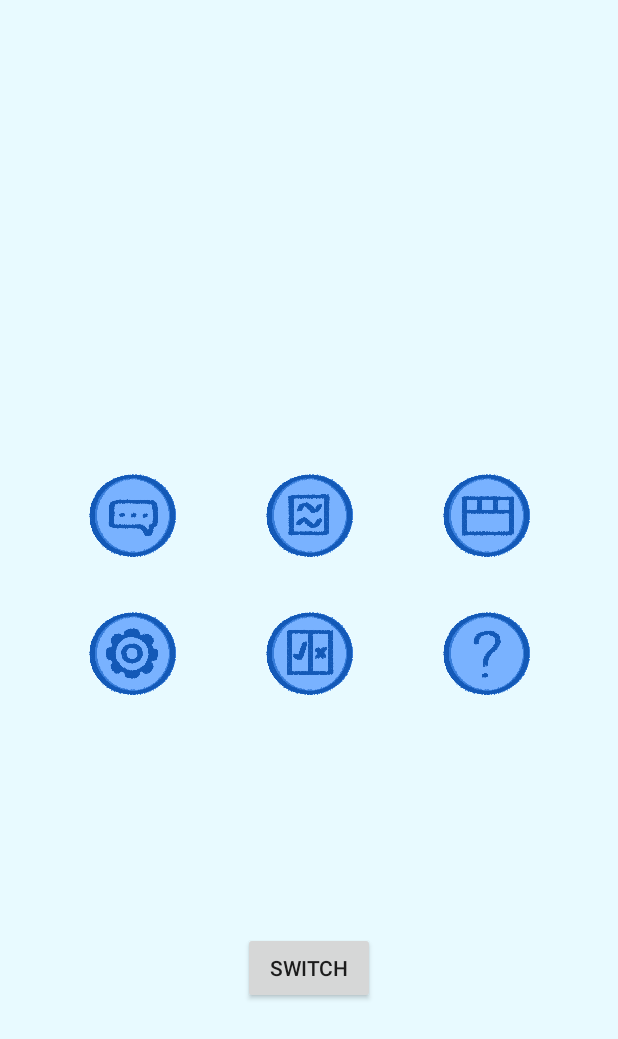
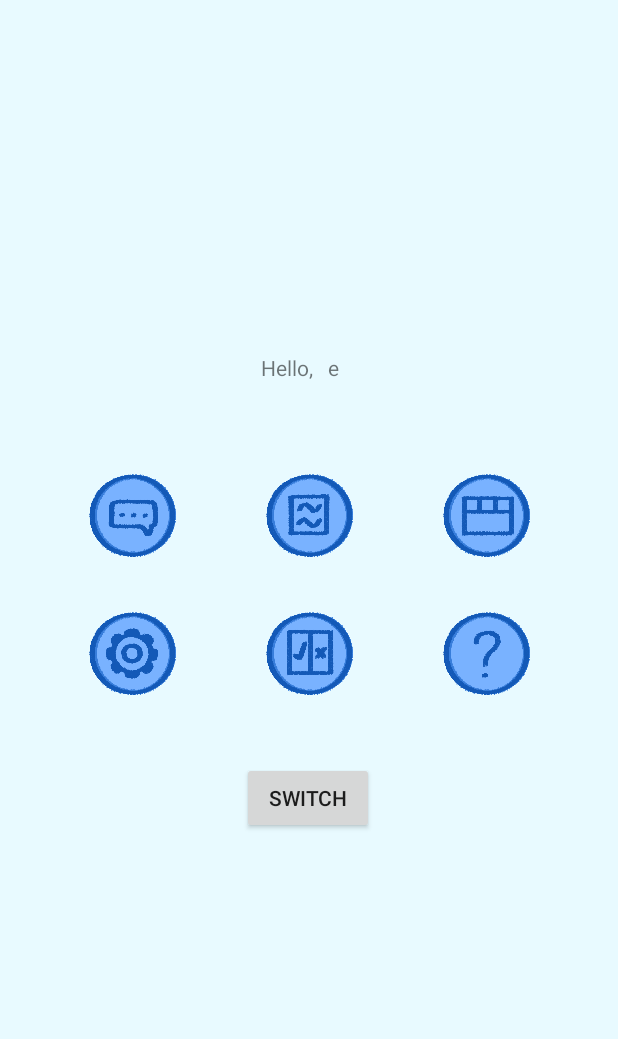
Before and after one commit to TheMage101/H22-GR5-who-did-that, an Android app: the MainActivity screen opened directly, with no data from a screen before it, on a phone screen of 412 x 824 dp. Shown: the top 1039 px of the screen. Run offline under Robolectric (Android 15) with nearby library versions, the phone set to English and light mode, and no system bars.

```diff
--- a/Project/app/src/main/java/com/example/whodidthat/MainActivity.kt
+++ b/Project/app/src/main/java/com/example/whodidthat/MainActivity.kt
@@ -4,6 +4,7 @@ import android.content.Intent
 import androidx.appcompat.app.AppCompatActivity
 import android.os.Bundle
 import android.widget.Button
+import android.widget.TextView
 
 class MainActivity : AppCompatActivity() {
 
@@ -11,6 +12,10 @@ class MainActivity : AppCompatActivity() {
         super.onCreate(savedInstanceState)
         setContentView(R.layout.activity_main)
 
+        var user = Personne.getCurrentUser();
+
+        var textOfWelcome: TextView = findViewById(R.id.viewNameCurrentUser)
+        textOfWelcome.text = (user.name)
 
         //le bouton change l'activité à MenuCommunication
         val communicationButton = findViewById<Button>(R.id.button1)
--- a/Project/app/src/main/java/com/example/whodidthat/MenuViewPersonne.kt
+++ b/Project/app/src/main/java/com/example/whodidthat/MenuViewPersonne.kt
@@ -30,5 +30,10 @@ class MenuViewPersonne : AppCompatActivity() {
             val intent = Intent(this@MenuViewPersonne, MenuCreationPersonne::class.java)
             startActivity(intent)
         }
+        val finishedButton = findViewById<Button>(R.id.finishButton)
+        finishedButton.setOnClickListener {
+            val intent = Intent(this@MenuViewPersonne, MainActivity::class.java)
+            startActivity(intent)
+        }
     }
 }
--- a/Project/app/src/main/res/layout/activity_main.xml
+++ b/Project/app/src/main/res/layout/activity_main.xml
@@ -109,8 +109,29 @@
         android:text="switch"
         app:layout_constraintBottom_toBottomOf="parent"
         app:layout_constraintEnd_toEndOf="parent"
+        app:layout_constraintHorizontal_bias="0.498"
         app:layout_constraintStart_toStartOf="parent"
-        app:layout_constraintTop_toBottomOf="@+id/button5" />
+        app:layout_constraintTop_toBottomOf="@+id/button5"
+        app:layout_constraintVertical_bias="0.133" />
+
+    <TextView
+        android:id="@+id/textView2"
+        android:layout_width="wrap_content"
+        android:layout_height="wrap_content"
+        android:layout_marginStart="116dp"
+        android:layout_marginBottom="60dp"
+        android:text="Hello,"
+        app:layout_constraintBottom_toTopOf="@+id/button2"
+        app:layout_constraintStart_toStartOf="@+id/button1" />
+
+    <TextView
+        android:id="@+id/viewNameCurrentUser"
+        android:layout_width="wrap_content"
+        android:layout_height="wrap_content"
+        app:layout_constraintEnd_toEndOf="@+id/button3"
+        app:layout_constraintHorizontal_bias="0.071"
+        app:layout_constraintStart_toEndOf="@+id/textView2"
+        app:layout_constraintTop_toTopOf="@+id/textView2" />
 
 
 </androidx.constraintlayout.widget.ConstraintLayout>
```
Also changed, not shown: Project/app/src/main/res/layout/activity_menu_person_choosing.xml (+16 -29 lines), Project/app/src/main/res/layout/activity_person_button.xml (added, +17 -0 lines), Project/app/src/main/res/layout/activity_view_personne.xml (+10 -0 lines).
